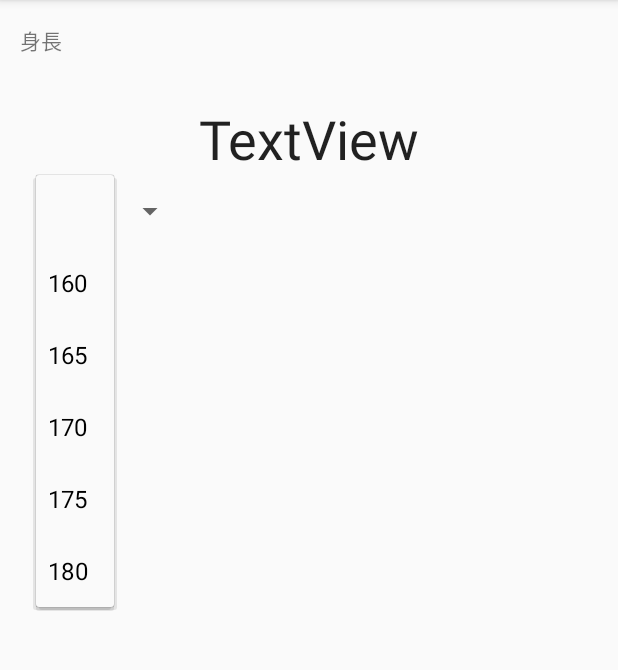
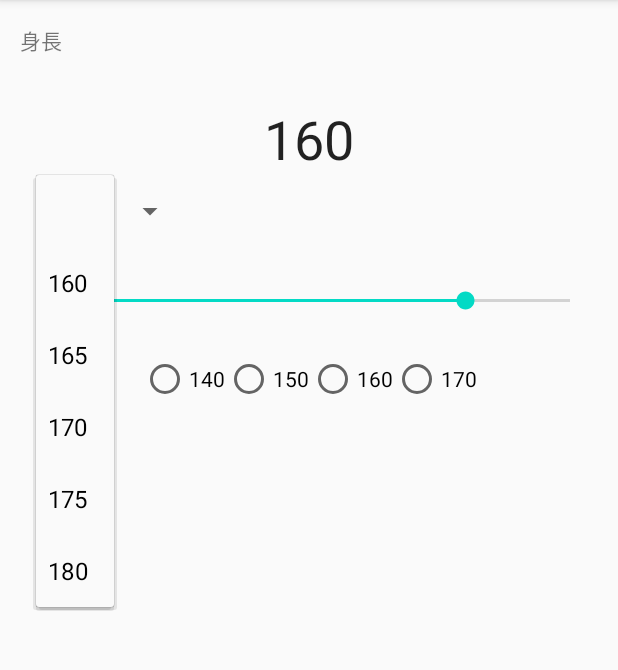
Before and after one commit to naruwo-github/AndroidPracticeSamples, an Android app: the HeightActivity screen opened directly, with no data from a screen before it, after a tap on an icon or button, on a phone screen of 412 x 824 dp, the part 84-754 px from its top. Run offline under Robolectric (Android 15) with nearby library versions, the phone set to English and light mode, and no system bars.

Commit message:
動くようになった

```diff
--- a/SampleBodySize/app/src/main/java/com/example/samplebodysize/HeightActivity.kt
+++ b/SampleBodySize/app/src/main/java/com/example/samplebodysize/HeightActivity.kt
@@ -2,8 +2,10 @@ package com.example.samplebodysize
 
 import androidx.appcompat.app.AppCompatActivity
 import android.os.Bundle
+import android.preference.PreferenceManager
 import android.view.View
 import android.widget.AdapterView
+import android.widget.SeekBar
 import android.widget.Spinner
 import kotlinx.android.synthetic.main.activity_height.*
 
@@ -31,5 +33,37 @@ class HeightActivity : AppCompatActivity() {
                 override fun onNothingSelected(parent: AdapterView<*>?) {
                 }
             }
+
+        val pref = PreferenceManager.getDefaultSharedPreferences(this)
+        val heightVal = pref.getInt("HEIGHT", 160)
+        height.text = heightVal.toString()
+        seekBar.progress = heightVal
+
+        //バーの設定
+        seekBar.setOnSeekBarChangeListener(
+            object : SeekBar.OnSeekBarChangeListener {
+                override fun onProgressChanged(
+                    seekBar: SeekBar?,
+                    progress: Int,
+                    fromUser: Boolean
+                ) {
+                    height.text = progress.toString()
+                }
+
+                override fun onStartTrackingTouch(seekBar: SeekBar?) {
+                }
+
+                override fun onStopTrackingTouch(seekBar: SeekBar?) {
+                }
+
+            }
+        )
+
+    }
+
+    override fun onPause() {
+        super.onPause()
+        val pref = PreferenceManager.getDefaultSharedPreferences(this)
+        pref.edit().putInt("HEIGHT", height.text.toString().toInt())
     }
 }
--- a/SampleBodySize/app/src/main/res/layout/activity_height.xml
+++ b/SampleBodySize/app/src/main/res/layout/activity_height.xml
@@ -22,7 +22,7 @@
         android:layout_width="wrap_content"
         android:layout_height="wrap_content"
         android:layout_marginTop="68dp"
-        android:text="TextView"
+        android:text="@string/height_num_label"
         android:textAppearance="@style/TextAppearance.AppCompat.Large"
         android:textSize="36sp"
         app:layout_constraintEnd_toEndOf="parent"
@@ -38,4 +38,55 @@
         android:entries="@array/txt_height_arr"
         app:layout_constraintStart_toStartOf="parent"
         app:layout_constraintTop_toBottomOf="@+id/height" />
+
+    <SeekBar
+        android:id="@+id/seekBar"
+        android:layout_width="0dp"
+        android:layout_height="24dp"
+        android:layout_marginStart="16dp"
+        android:layout_marginTop="24dp"
+        android:layout_marginEnd="16dp"
+        android:max="200"
+        android:progress="160"
+        app:layout_constraintEnd_toEndOf="parent"
+        app:layout_constraintStart_toStartOf="parent"
+        app:layout_constraintTop_toBottomOf="@+id/spinner" />
+
+    <RadioGroup
+        android:id="@+id/radioGroup"
+        android:layout_width="wrap_content"
+        android:layout_height="wrap_content"
+        android:layout_marginStart="8dp"
+        android:layout_marginTop="24dp"
+        android:layout_marginEnd="8dp"
+        android:orientation="horizontal"
+        app:layout_constraintEnd_toEndOf="parent"
+        app:layout_constraintStart_toStartOf="parent"
+        app:layout_constraintTop_toBottomOf="@+id/seekBar">
+
+        <RadioButton
+            android:id="@+id/height1"
+            android:layout_width="match_parent"
+            android:layout_height="wrap_content"
+            android:text="@string/height1" />
+
+        <RadioButton
+            android:id="@+id/height2"
+            android:layout_width="match_parent"
+            android:layout_height="wrap_content"
+            android:text="@string/height2" />
+
+        <RadioButton
+            android:id="@+id/height3"
+            android:layout_width="match_parent"
+            android:layout_height="wrap_content"
+            android:text="@string/height3" />
+
+        <RadioButton
+            android:id="@+id/height4"
+            android:layout_width="match_parent"
+            android:layout_height="wrap_content"
+            android:text="@string/height4" />
+    </RadioGroup>
+
 </androidx.constraintlayout.widget.ConstraintLayout>
--- a/SampleBodySize/app/src/main/res/values/strings.xml
+++ b/SampleBodySize/app/src/main/res/values/strings.xml
@@ -2,4 +2,9 @@
     <string name="app_name">SampleBodySize</string>
     <string name="save_button">保存</string>
     <string name="top_left_label">身長</string>
+    <string name="height1">140</string>
+    <string name="height2">150</string>
+    <string name="height3">160</string>
+    <string name="height4">170</string>
+    <string name="height_num_label">170</string>
 </resources>
```
